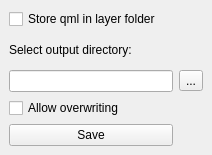
First picture: the form in save_qml_dockwidget_base.ui, repository ctu-fgis/2019-b-qgis-qml-save, before the edit.
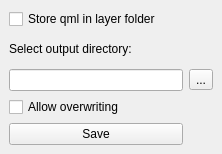
Second picture: the form after the edit.

Commit message: Naming of checkboxes, see #10

```diff
--- a/save_qml_dockwidget_base.ui
+++ b/save_qml_dockwidget_base.ui
@@ -6,8 +6,8 @@
    <rect>
     <x>0</x>
     <y>0</y>
-    <width>212</width>
-    <height>155</height>
+    <width>222</width>
+    <height>154</height>
    </rect>
   </property>
   <property name="windowTitle">
```
Left out of the diff: 4 changed lines with no effect on the pictures. The commit also changes 1 other file.
